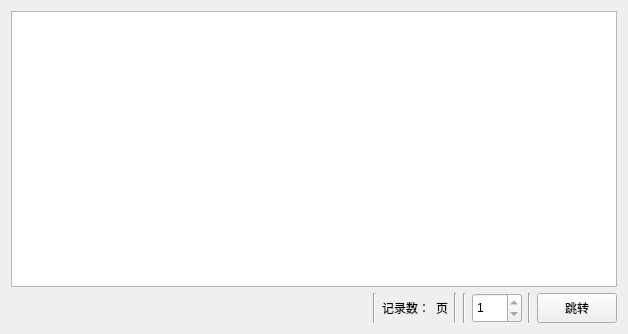
Qt form ui/ui_local_history.ui (tonquer/JMComic-qt) before a commit.
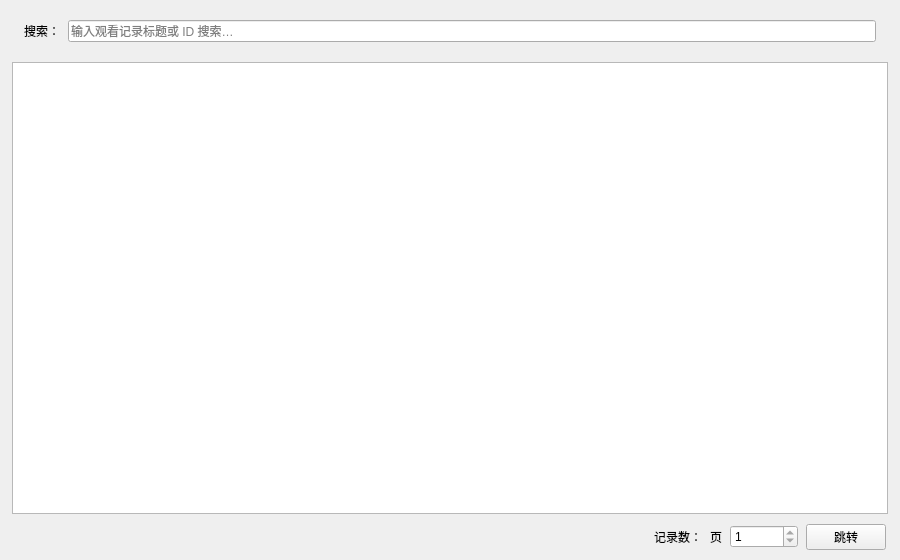
The same form after that commit. Custom widgets are drawn as their Qt base class.

Patch:
```diff
--- a/ui/ui_local_history.ui
+++ b/ui/ui_local_history.ui
@@ -6,16 +6,93 @@
    <rect>
     <x>0</x>
     <y>0</y>
-    <width>628</width>
-    <height>334</height>
+    <width>900</width>
+    <height>560</height>
    </rect>
   </property>
   <property name="windowTitle">
    <string>本地记录</string>
   </property>
-  <layout class="QGridLayout" name="gridLayout_2">
-   <item row="0" column="0">
+  <layout class="QVBoxLayout" name="gridLayout_2" stretch="0,1,0">
+   <property name="spacing">
+    <number>10</number>
+   </property>
+   <property name="leftMargin">
+    <number>12</number>
+   </property>
+   <property name="topMargin">
+    <number>10</number>
+   </property>
+   <property name="rightMargin">
+    <number>12</number>
+   </property>
+   <property name="bottomMargin">
+    <number>10</number>
+   </property>
+   <item>
+    <widget class="QFrame" name="widget">
+     <property name="sizePolicy">
+      <sizepolicy hsizetype="Preferred" vsizetype="Maximum">
+       <horstretch>0</horstretch>
+       <verstretch>0</verstretch>
+      </sizepolicy>
+     </property>
+     <property name="role" stdset="0">
+      <string notr="true">card</string>
+     </property>
+     <layout class="QHBoxLayout" name="horizontalLayout_2">
+      <property name="spacing">
+       <number>8</number>
+      </property>
+      <property name="leftMargin">
+       <number>12</number>
+      </property>
+      <property name="topMargin">
+       <number>10</number>
+      </property>
+      <property name="rightMargin">
+       <number>12</number>
+      </property>
+      <property name="bottomMargin">
+       <number>10</number>
+      </property>
+      <item>
+       <widget class="QLabel" name="label">
+        <property name="role" stdset="0">
+         <string notr="true">muted</string>
+        </property>
+        <property name="text">
+         <string>搜索：</string>
+        </property>
+       </widget>
+      </item>
+      <item>
+       <widget class="QLineEdit" name="lineEdit">
+        <property name="placeholderText">
+         <string>输入观看记录标题或 ID 搜索…</string>
+        </property>
+        <property name="clearButtonEnabled">
+         <bool>true</bool>
+        </property>
+       </widget>
+      </item>
+     </layout>
+    </widget>
+   </item>
+   <item>
     <layout class="QGridLayout" name="gridLayout_3">
+     <property name="leftMargin">
+      <number>0</number>
+     </property>
+     <property name="topMargin">
+      <number>0</number>
+     </property>
+     <property name="rightMargin">
+      <number>0</number>
+     </property>
+     <property name="bottomMargin">
+      <number>0</number>
+     </property>
      <item row="0" column="0">
       <widget class="ComicListWidget" name="bookList">
        <property name="styleSheet">
@@ -25,10 +102,17 @@
      </item>
     </layout>
    </item>
-   <item row="1" column="0">
-    <layout class="QGridLayout" name="gridLayout_4">
-     <item row="0" column="0">
+   <item>
       <layout class="QHBoxLayout" name="horizontalLayout">
+     <property name="spacing">
+      <number>8</number>
+     </property>
+     <property name="leftMargin">
+      <number>2</number>
+     </property>
+     <property name="rightMargin">
+      <number>2</number>
+     </property>
        <item>
         <widget class="QLabel" name="msgLabel">
          <property name="text">
@@ -49,20 +133,10 @@
          </property>
         </spacer>
        </item>
-       <item>
-        <widget class="Line" name="line_2">
-         <property name="orientation">
-          <enum>Qt::Orientation::Vertical</enum>
-         </property>
-        </widget>
-       </item>
        <item>
         <widget class="QLabel" name="nums">
-         <property name="minimumSize">
-          <size>
-           <width>0</width>
-           <height>30</height>
-          </size>
+       <property name="role" stdset="0">
+        <string notr="true">muted</string>
          </property>
          <property name="text">
           <string>记录数：</string>
@@ -76,26 +150,12 @@
          </property>
         </widget>
        </item>
-       <item>
-        <widget class="Line" name="line">
-         <property name="orientation">
-          <enum>Qt::Orientation::Vertical</enum>
-         </property>
-        </widget>
-       </item>
-       <item>
-        <widget class="Line" name="line_4">
-         <property name="orientation">
-          <enum>Qt::Orientation::Vertical</enum>
-         </property>
-        </widget>
-       </item>
        <item>
         <widget class="QSpinBox" name="spinBox">
          <property name="minimumSize">
           <size>
-           <width>50</width>
-           <height>30</height>
+         <width>68</width>
+         <height>0</height>
           </size>
          </property>
          <property name="minimum">
@@ -106,19 +166,12 @@
          </property>
         </widget>
        </item>
-       <item>
-        <widget class="Line" name="line_3">
-         <property name="orientation">
-          <enum>Qt::Orientation::Vertical</enum>
-         </property>
-        </widget>
-       </item>
        <item>
         <widget class="QPushButton" name="jumpButton">
          <property name="minimumSize">
           <size>
-           <width>0</width>
-           <height>30</height>
+         <width>68</width>
+         <height>0</height>
           </size>
          </property>
          <property name="text">
@@ -132,8 +185,6 @@
       </layout>
      </item>
     </layout>
-   </item>
-  </layout>
  </widget>
  <customwidgets>
   <customwidget>
```
Left out of the diff: 16 changed lines with no effect on the pictures. Lines whose indentation alone changed are shown as unchanged.
